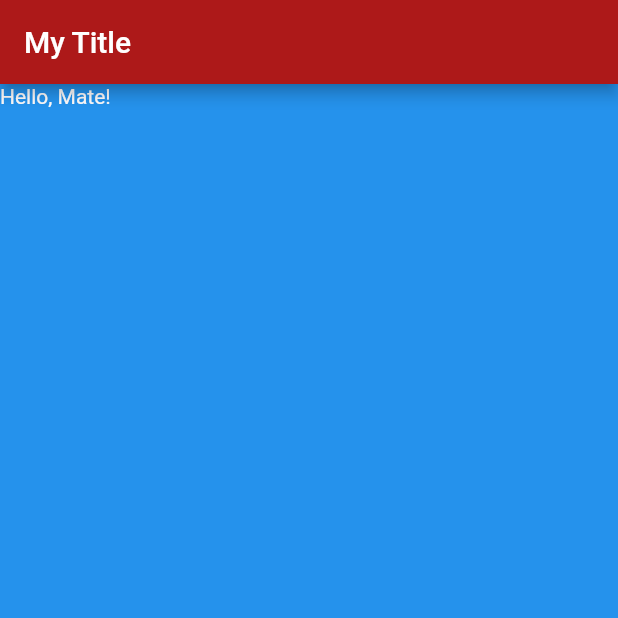
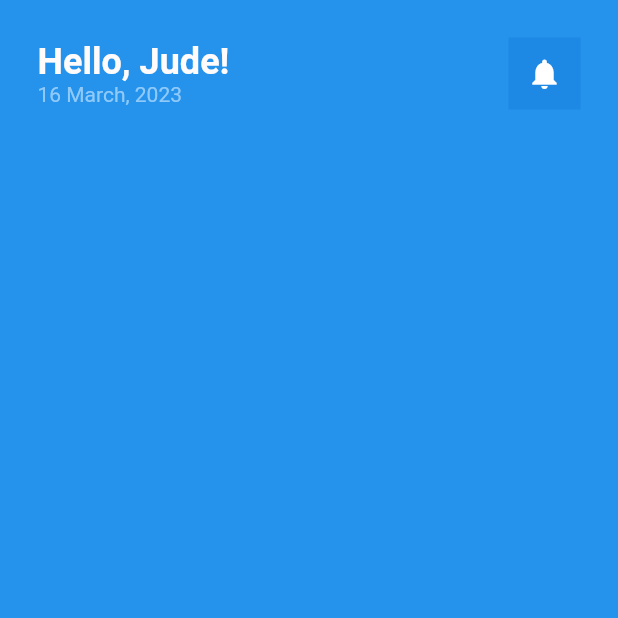
Before and after one commit to Judee-web/KTUI-FLUTTER, a Flutter app: the screen it shows after launch, on a phone screen of 412 x 824 dp, the top half of it. Run offline on Flutter 3.47's test engine with Material 2 defaults, Android fonts, the phone set to English and light mode, and no system bars.

Commit message:
added Icon in homePage

```diff
--- a/lib/pages/home_page.dart
+++ b/lib/pages/home_page.dart
@@ -1,3 +1,5 @@
+
+// ignore_for_file: prefer_const_constructors
 
 import 'package:flutter/material.dart';
 
@@ -16,30 +18,58 @@ class _HomePageState extends State<HomePage> {
   @override
   Widget build(BuildContext context) {
     return Scaffold(
-      appBar: AppBar( title: Text('My Title', style: TextStyle(
-         fontWeight: FontWeight.bold,
-         color: Color.fromARGB(255, 253, 255, 254),
-         textA
-         )),
-      backgroundColor:Color.fromARGB(255, 173, 25, 25)
-       ),
       backgroundColor: Color.fromARGB(255, 37, 146, 236),
       body:SafeArea(
-        child: Column(
+        child: Padding(
+          padding: const EdgeInsets.all(25.0),
+          child: Column(
           children: [
             Row(
+              mainAxisAlignment: MainAxisAlignment.spaceBetween,
               children: [
-                Text(
-                  'Hello, Mate!',
+                Column(
+                  crossAxisAlignment: CrossAxisAlignment.start,
+                  children: [
+                     Text(
+                  'Hello, Jude!',
                   style: TextStyle(
+                  fontSize: 24,
+                  fontWeight: FontWeight.bold,
                   color: Color.fromARGB(255, 255, 251, 251)
-                ))
+                )),
+
+              Text(
+                '16 March, 2023',
+                style: TextStyle(color: Colors.blue[200]),
+              ),
+
+
+                  ],
+
+                ),
+
+                Container(
+                //notification
+                decoration: BoxDecoration(
+                  color: Colors.blue[600],
+                   ),
+                  padding: EdgeInsets.all(12),
+                  child: Icon(
+                    Icons.notifications,
+                    color: Colors.white,
+
+                  ),
+               )
+
+
+
 
               ]
             )
           ],
 
-      ))
+      )))
+
 
 
     );
```
